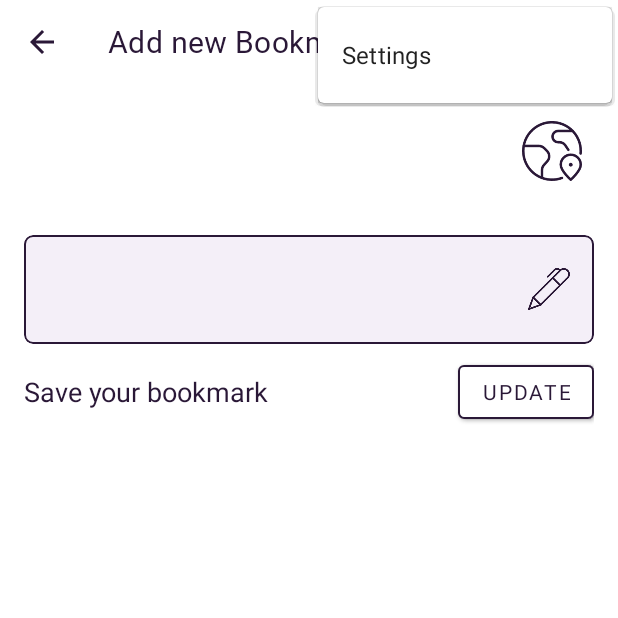
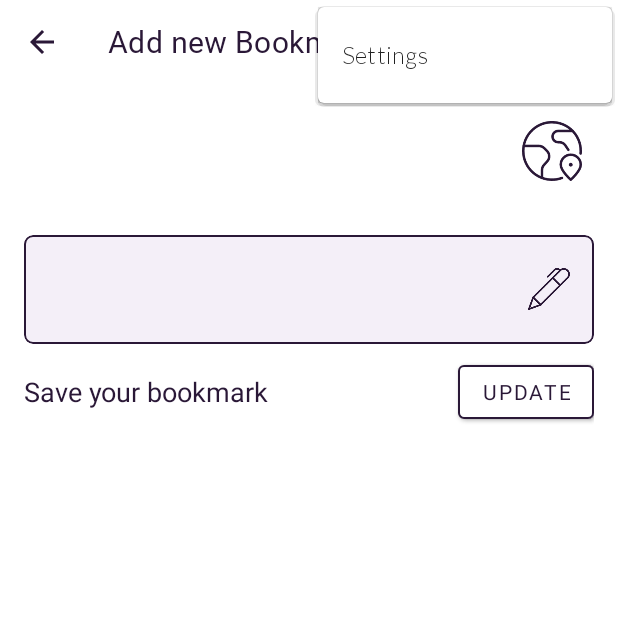
Before and after one commit to dadoz/MaterialBookmarkKotlin, an Android app: the fragment AddBookmarkFragment placed in its activity, with the options menu open, on a phone screen of 412 x 824 dp, the top half of it. Run offline under Robolectric (Android 15) with nearby library versions, the phone set to English and light mode, and no system bars; our stand-ins replace Room's generated code, RxJava, Timber, data binding; libraries missing offline, so code that uses them is left out: com.theartofdev.edmodo, khronos.toString, kotlinx.serialization; pictures from the network do not load; Roboto replaces fonts that are not available here; 6 statements that could not run were skipped.

Commit message:
minor fix - changed settings font

```diff
--- a/app/src/main/java/com/application/dev/david/materialbookmarkkot/modules/addBookmark/AddBookmarkFragment.kt
+++ b/app/src/main/java/com/application/dev/david/materialbookmarkkot/modules/addBookmark/AddBookmarkFragment.kt
@@ -4,10 +4,11 @@ import android.annotation.SuppressLint
 import android.app.Activity
 import android.content.Context
 import android.content.Intent
+import android.graphics.Typeface
 import android.net.Uri
 import android.os.Bundle
-import android.text.Editable
-import android.text.TextWatcher
+import android.text.*
+import android.text.style.MetricAffectingSpan
 import android.view.*
 import android.view.View.GONE
 import android.view.View.VISIBLE
@@ -17,6 +18,7 @@ import android.webkit.WebView
 import android.webkit.WebViewClient
 import androidx.appcompat.app.AppCompatActivity
 import androidx.appcompat.widget.AppCompatEditText
+import androidx.core.content.res.ResourcesCompat
 import androidx.databinding.DataBindingUtil
 import androidx.fragment.app.Fragment
 import androidx.lifecycle.Observer
@@ -93,8 +95,8 @@ class AddBookmarkFragment : Fragment() {
     }
 
     override fun onCreateOptionsMenu(menu: Menu, menuInflater: MenuInflater) {
-        // Inflate the menu; this adds items to the action bar if it is present.
         menuInflater.inflate(R.menu.menu_add_bookmark, menu)
+        menu.findItem(R.id.menuSettingsActionId).applyFontToMenuItem(requireContext())
     }
 
     override fun onOptionsItemSelected(item: MenuItem): Boolean {
--- a/app/src/main/java/com/application/dev/david/materialbookmarkkot/modules/searchBookmark/SearchBookmarkFragment.kt
+++ b/app/src/main/java/com/application/dev/david/materialbookmarkkot/modules/searchBookmark/SearchBookmarkFragment.kt
@@ -29,10 +29,7 @@ import com.application.dev.david.materialbookmarkkot.OnFragmentInteractionListen
 import com.application.dev.david.materialbookmarkkot.R
 import com.application.dev.david.materialbookmarkkot.modules.addBookmark.AddBookmarkFragment
 import com.application.dev.david.materialbookmarkkot.modules.addBookmark.AddBookmarkFragment.Companion.SAVE_ACTION_BOOKMARK
-import com.application.dev.david.materialbookmarkkot.ui.SettingsActivity
-import com.application.dev.david.materialbookmarkkot.ui.changeToolbarFont
-import com.application.dev.david.materialbookmarkkot.ui.hideKeyboard
-import com.application.dev.david.materialbookmarkkot.ui.hideKeyboardIfNeeded
+import com.application.dev.david.materialbookmarkkot.ui.*
 import com.application.dev.david.materialbookmarkkot.viewModels.SearchBookmarkViewModel
 import com.google.android.material.snackbar.Snackbar
 import kotlinx.android.synthetic.main.fragment_add_bookmark.mbToolbarId
@@ -82,6 +79,7 @@ class SearchBookmarkFragment : Fragment() {
     override fun onCreateOptionsMenu(menu: Menu, menuInflater: MenuInflater) {
         // Inflate the menu; this adds items to the action bar if it is present.
         menuInflater.inflate(R.menu.menu_search_bookmark, menu)
+        menu.findItem(R.id.menuSettingsActionId).applyFontToMenuItem(requireContext())
     }
 
     override fun onOptionsItemSelected(item: MenuItem): Boolean {
--- a/app/src/main/java/com/application/dev/david/materialbookmarkkot/ui/BookmarkListActivity.kt
+++ b/app/src/main/java/com/application/dev/david/materialbookmarkkot/ui/BookmarkListActivity.kt
@@ -6,6 +6,8 @@ import android.inputmethodservice.InputMethodService
 import android.net.Uri
 import android.os.Build
 import android.os.Bundle
+import android.text.Spannable
+import android.text.SpannableString
 import android.view.MenuItem
 import android.view.View
 import android.view.View.GONE
@@ -27,6 +29,8 @@ import com.application.dev.david.materialbookmarkkot.R
 import com.application.dev.david.materialbookmarkkot.models.BookmarkFilter
 import com.application.dev.david.materialbookmarkkot.models.BookmarkFilter.StarFilterTypeEnum.IS_DEFAULT_VIEW
 import com.application.dev.david.materialbookmarkkot.models.BookmarkFilter.StarFilterTypeEnum.IS_STAR_VIEW
+import com.application.dev.david.materialbookmarkkot.modules.addBookmark.AddBookmarkFragment
+import com.application.dev.david.materialbookmarkkot.utils.FontSpan
 import com.google.android.material.card.MaterialCardView
 
 class BookmarkListActivity : AppCompatActivity(), OnFragmentInteractionListener, LifecycleOwner {
@@ -159,3 +163,15 @@ fun View.toggleVisibilty(oldVisibility: Int) {
         else -> oldVisibility
     }
 }
+
+fun MenuItem.applyFontToMenuItem(context: Context) {
+    SpannableString(title).apply {
+        setSpan(
+            FontSpan(ResourcesCompat.getFont(context, R.font.lato_light)),
+            0,
+            title.length,
+            Spannable.SPAN_INCLUSIVE_INCLUSIVE
+        )
+        title = this
+    }
+}
--- /dev/null
+++ b/app/src/main/java/com/application/dev/david/materialbookmarkkot/utils/FontSpan.kt
@@ -0,0 +1,22 @@
+package com.application.dev.david.materialbookmarkkot.utils
+
+import android.graphics.Typeface
+import android.text.TextPaint
+import android.text.style.MetricAffectingSpan
+
+open class FontSpan(private val font: Typeface?) : MetricAffectingSpan() {
+
+    override fun updateMeasureState(textPaint: TextPaint) = updateTypeface(textPaint)
+
+    override fun updateDrawState(textPaint: TextPaint) = updateTypeface(textPaint)
+
+    private fun updateTypeface(textPaint: TextPaint) {
+        textPaint.apply {
+            typeface = Typeface.create(font, typeface?.style?: WRONG_TYPEFACE)
+        }
+    }
+
+    companion object {
+        const val WRONG_TYPEFACE = 0
+    }
+}
--- a/app/src/main/res/values/strings.xml
+++ b/app/src/main/res/values/strings.xml
@@ -20,6 +20,4 @@
     <string name="update_bookmarks_label">Update your bookmark</string>
     <string name="oh_snap_error_string">Oh Snap! We got an error:</string>
     <string name="no_search_result_string">No results...</string>
-
-    <!-- TODO: Remove or change this placeholder text -->
 </resources>
```
